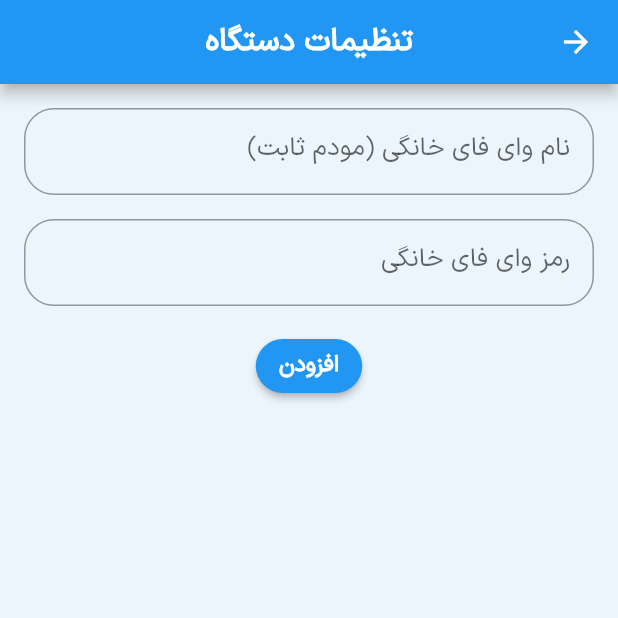
After one commit to aliasgarinezhad/smart_outlet_flutter, a Flutter app: the ThirdPage screen opened by its route, on a phone screen of 412 x 824 dp, the top half of it. The commit adds this screen. Run offline on Flutter 3.47's test engine with Material 2 defaults, Android fonts, the phone set to English and light mode, and no system bars; our stand-ins replace shared_preferences; accounts and stored records are empty.

Commit message:
not complete

```diff
--- /dev/null
+++ b/lib/deviceSettingPage.dart
@@ -0,0 +1,60 @@
+import 'dart:convert';
+
+import 'package:flutter/material.dart';
+import 'package:shared_preferences/shared_preferences.dart';
+
+import 'Device.dart';
+
+class ThirdPage extends StatefulWidget {
+  const ThirdPage({Key? key}) : super(key: key);
+
+  @override
+  State<ThirdPage> createState() => _ThirdPageState();
+}
+
+class _ThirdPageState extends State<ThirdPage> {
+  @override
+  Widget build(BuildContext context) {
+    return Scaffold(
+        appBar: AppBar(
+          title: const Text("تنظیمات دستگاه"),
+          centerTitle: true,
+        ),
+        body: Column(
+          children: [
+            Container(
+              padding: const EdgeInsets.fromLTRB(16, 16, 16, 0),
+              child: const TextField(
+                  decoration: InputDecoration(
+                      labelText: "نام وای فای خانگی (مودم ثابت)",
+                      contentPadding: EdgeInsets.all(16),
+                      border: OutlineInputBorder(
+                          borderRadius:
+                          BorderRadius.all(Radius.circular(20))))),
+            ),
+            Container(
+              padding: const EdgeInsets.fromLTRB(16, 16, 16, 0),
+              child: const TextField(
+                  decoration: InputDecoration(
+                      labelText: "رمز وای فای خانگی",
+                      contentPadding: EdgeInsets.all(16),
+                      border: OutlineInputBorder(
+                          borderRadius:
+                          BorderRadius.all(Radius.circular(20))))),
+            ),
+            Container(
+                padding: const EdgeInsets.fromLTRB(16, 16, 16, 0),
+                child: ElevatedButton(
+                  onPressed: () {
+                    Navigator.pushNamedAndRemoveUntil(
+                        context, "Main", (r) => false);
+                  },
+                  style: ElevatedButton.styleFrom(
+                      shape: const RoundedRectangleBorder(
+                          borderRadius: BorderRadius.all(Radius.circular(20)))),
+                  child: const Text("افزودن"),
+                ))
+          ],
+        ));
+  }
+}
--- a/pubspec.yaml
+++ b/pubspec.yaml
@@ -29,6 +29,7 @@ environment:
 dependencies:
   flutter:
     sdk: flutter
+  shared_preferences: '2.0.15'
 
   flutter_localizations:
     sdk: flutter
```
Also changed, not shown: lib/addNewPage.dart (added, +124 -0 lines), lib/main.dart (+40 -74 lines), pubspec.lock, 1 other file.
